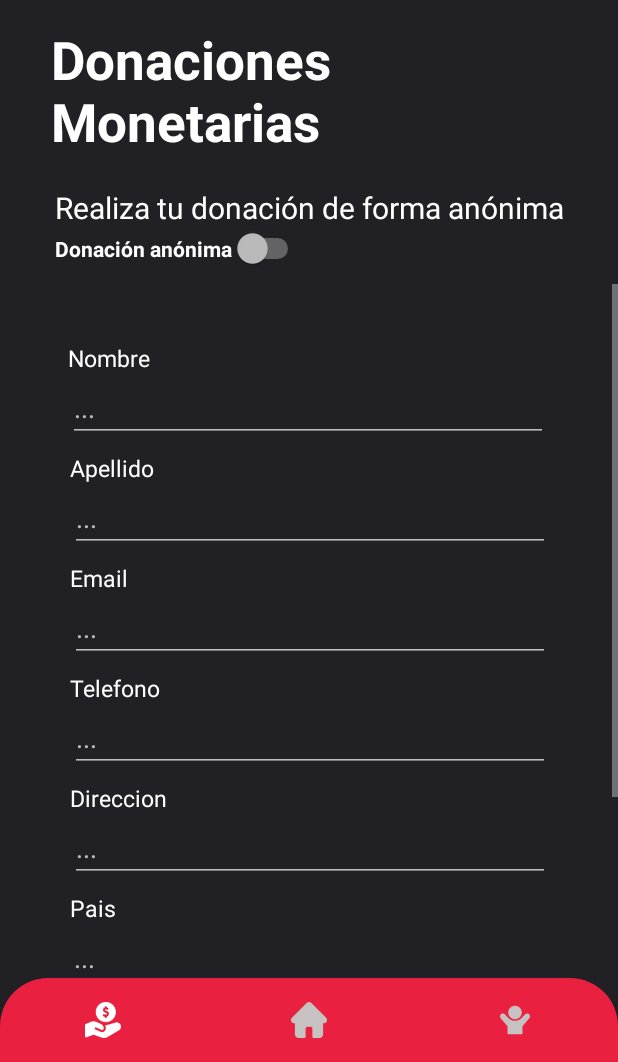
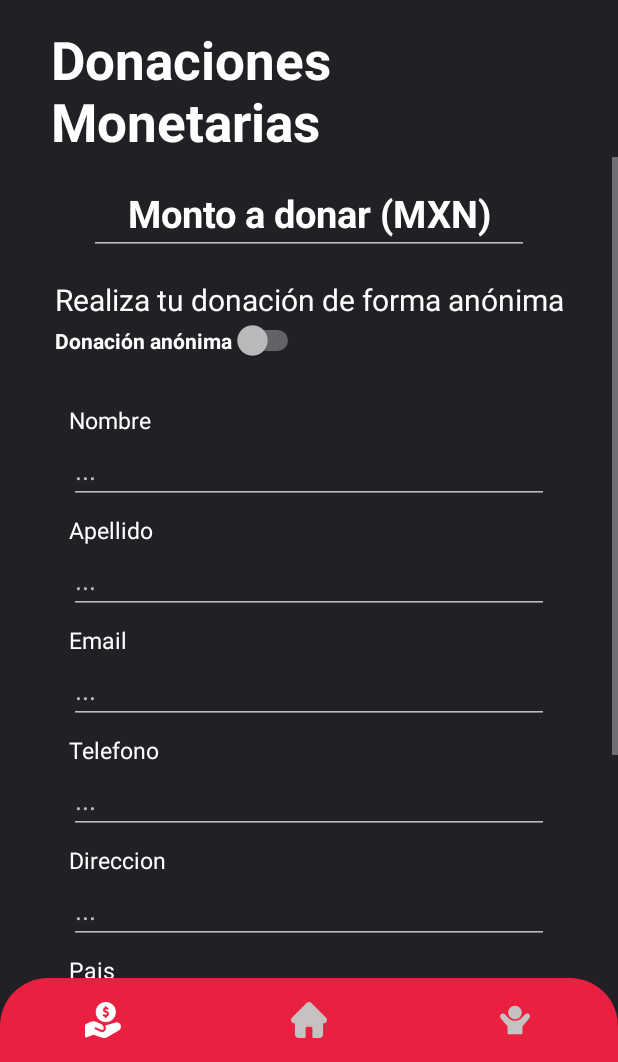
Before and after one commit to JoseTobon/BAMX, an Android app: the fragment MonetariasFragment placed in its activity, on a phone screen of 412 x 824 dp, the part 174-1236 px from its top. Run offline under Robolectric (Android 15) with nearby library versions, the phone set to English and light mode, and no system bars; our stand-ins replace Firebase (no records; nobody signed in at launch, a user with empty details on screens opened directly).

Commit message:
fragmentos donaciones funcionando a BD

```diff
--- a/app/src/main/java/mx/itesm/bamx/MonetariasFragment.kt
+++ b/app/src/main/java/mx/itesm/bamx/MonetariasFragment.kt
@@ -12,22 +12,31 @@ import androidx.core.view.isVisible
 import com.google.firebase.firestore.CollectionReference
 import com.google.firebase.firestore.ktx.firestore
 import com.google.firebase.ktx.Firebase
-import mx.itesm.bamx.databinding.FragmentMonetariasBinding
+//import mx.itesm.bamx.databinding.FragmentMonetariasBinding
 import org.w3c.dom.Text
 
 class MonetariasFragment : Fragment() {
 
+    lateinit var monto : EditText
+
+    lateinit var nombreTxt : TextView
     lateinit var nombre : EditText
+    lateinit var apellidoTxt : TextView
     lateinit var apellido : EditText
+    lateinit var direccionTxt : TextView
     lateinit var direccion : EditText
+    lateinit var correoTxt : TextView
     lateinit var correo : EditText
+    lateinit var telefonoTxt : TextView
     lateinit var telefono : EditText
+    lateinit var paisTxt : TextView
     lateinit var pais : EditText
 
     lateinit var boton : Button
+    lateinit var botonOut : Button
     lateinit var toggle : Switch
 
-    lateinit var formulario : ScrollView
+    //lateinit var formulario : ScrollView
 
     var vacio = false
 
@@ -36,28 +45,104 @@ class MonetariasFragment : Fragment() {
         savedInstanceState: Bundle?
     ): View? {
 
-        val bind = FragmentMonetariasBinding.inflate(layoutInflater)
-        var view = inflater.inflate(R.layout.fragment_monetarias, container, false)
+        //val bind = FragmentMonetariasBinding.inflate(layoutInflater)
+        val view = inflater.inflate(R.layout.fragment_monetarias, container, false)
 
+        monto = view.findViewById(R.id.montoDE)
+
+        nombreTxt = view.findViewById(R.id.textView9)
         nombre = view.findViewById(R.id.nombreDM)
+        apellidoTxt = view.findViewById(R.id.textView10)
         apellido = view.findViewById(R.id.apellidoDM)
+        direccionTxt = view.findViewById(R.id.textView13)
         direccion = view.findViewById(R.id.direccionDM)
+        correoTxt = view.findViewById(R.id.textView11)
         correo = view.findViewById(R.id.correoDM)
+        telefonoTxt = view.findViewById(R.id.textView12)
         telefono = view.findViewById(R.id.telefonoDM)
+        paisTxt = view.findViewById(R.id.textView14)
         pais = view.findViewById(R.id.paisDM)
 
         boton = view.findViewById(R.id.enviarDM)
+        botonOut = view.findViewById(R.id.botonOut)
         toggle = view.findViewById(R.id.donAnon)
 
-        formulario = view.findViewById(R.id.scroll)
+        //formulario = view.findViewById(R.id.scroll)
+
+        botonOut.isVisible = false
 
         toggle.setOnCheckedChangeListener { _, isChecked ->
 
-            formulario.isVisible = !isChecked
+            if (isChecked) {
+                //formulario.isVisible = false
+                nombre.isVisible = false
+                nombreTxt.isVisible = false
+                apellido.isVisible = false
+                apellidoTxt.isVisible = false
+                direccion.isVisible = false
+                direccionTxt.isVisible = false
+                correo.isVisible = false
+                correoTxt.isVisible = false
+                telefono.isVisible = false
+                telefonoTxt.isVisible = false
+                pais.isVisible = false
+                paisTxt.isVisible = false
+                boton.isVisible = false
+                botonOut.isVisible = true
+            } else {
+                //formulario.isVisible = true
+                nombre.isVisible = true
+                nombreTxt.isVisible = true
+                apellido.isVisible = true
+                apellidoTxt.isVisible = true
+                direccion.isVisible = true
+                direccionTxt.isVisible = true
+                correo.isVisible = true
+                correoTxt.isVisible = true
+                telefono.isVisible = true
+                telefonoTxt.isVisible = true
+                pais.isVisible = true
+                paisTxt.isVisible = true
+                boton.isVisible = true
+                botonOut.isVisible = false
+            }
+        }
+
+        botonOut.setOnClickListener {
+            editTextVacio(monto, vacio)
+
+            val personaAnonima = hashMapOf(
+                "monto" to monto.text.toString()
+            )
+
+            if (!vacio) {
+
+                val coleccion : CollectionReference = Firebase.firestore.collection("donantesAnonimos")
+
+                val taskAdd = coleccion.add(personaAnonima)
+
+                taskAdd.addOnSuccessListener { documentReference ->
+
+                    Toast.makeText(activity,"id ${documentReference.id}", Toast.LENGTH_SHORT).show()
+                }.addOnFailureListener { error->
+
+                    Toast.makeText(activity,"ERROR AL GUARDADO", Toast.LENGTH_SHORT).show()
+
+                    Log.e("FIRESTORE", "error: $error")
+                }
+
+                nombre.setText("")
+                apellido.setText("")
+                direccion.setText("")
+                correo.setText("")
+                telefono.setText("")
+                pais.setText("")
+            }
         }
 
         boton.setOnClickListener {
 
+            editTextVacio(monto, vacio)
             editTextVacio(nombre, vacio)
             editTextVacio(apellido, vacio)
             editTextVacio(direccion, vacio)
@@ -69,6 +154,7 @@ class MonetariasFragment : Fragment() {
 
 
             val persona = hashMapOf(
+                "monto" to monto.text.toString(),
                 "nombre" to nombre.text.toString(),
                 "apellido" to apellido.text.toString(),
                 "direccion" to direccion.text.toString(),
@@ -77,7 +163,7 @@ class MonetariasFragment : Fragment() {
                 "pais" to pais.text.toString()
             )
 
-            if (vacio == false) {
+            if (!vacio) {
 
                 val coleccion : CollectionReference = Firebase.firestore.collection("donantesMonetarios")
 
@@ -93,6 +179,7 @@ class MonetariasFragment : Fragment() {
                     Log.e("FIRESTORE", "error: $error")
                 }
 
+                monto.setText("")
                 nombre.setText("")
                 apellido.setText("")
                 direccion.setText("")
--- a/app/src/main/res/layout/fragment_especie.xml
+++ b/app/src/main/res/layout/fragment_especie.xml
@@ -165,6 +165,7 @@
                 android:layout_marginBottom="20dp"
                 android:background="@drawable/botonbordes"
                 android:text="ENVIAR"
+                android:textSize="20sp"
                 app:layout_constraintBottom_toBottomOf="parent"
                 app:layout_constraintEnd_toEndOf="parent"
                 app:layout_constraintTop_toBottomOf="@+id/mensajeDE" />
--- a/app/src/main/res/layout/fragment_monetarias.xml
+++ b/app/src/main/res/layout/fragment_monetarias.xml
@@ -22,58 +22,73 @@
         app:layout_constraintStart_toStartOf="parent"
         app:layout_constraintTop_toTopOf="parent" />
 
-    <Switch
-        android:id="@+id/donAnon"
-        android:layout_width="wrap_content"
-        android:layout_height="wrap_content"
-        android:text="Donación anónima"
-        android:textColor="@color/white"
-        android:textStyle="bold"
-        app:layout_constraintStart_toStartOf="@+id/textView15"
-        app:layout_constraintTop_toBottomOf="@+id/textView15"
-        tools:ignore="TouchTargetSizeCheck" />
-
-    <TextView
-        android:id="@+id/textView15"
-        android:layout_width="wrap_content"
-        android:layout_height="wrap_content"
-        android:layout_marginTop="20dp"
-        android:text="Realiza tu donación de forma anónima"
-        android:textColor="@color/white"
-        android:textSize="20sp"
+    <ScrollView
+        android:id="@+id/scrollParent"
+        android:layout_width="0dp"
+        android:layout_height="0dp"
+        app:layout_constraintBottom_toBottomOf="parent"
         app:layout_constraintEnd_toEndOf="parent"
+        app:layout_constraintHorizontal_bias="0.0"
         app:layout_constraintStart_toStartOf="parent"
-        app:layout_constraintTop_toBottomOf="@+id/textView" />
-
-    <ScrollView
-        android:id="@+id/scroll"
-        android:layout_width="match_parent"
-        android:layout_height="0dp"
-        android:layout_marginTop="10dp"
-        app:layout_constraintBottom_toBottomOf="parent"
-        app:layout_constraintTop_toBottomOf="@+id/donAnon"
-        app:layout_constraintVertical_bias="1.0"
-        tools:layout_editor_absoluteX="0dp">
+        app:layout_constraintTop_toBottomOf="@+id/textView"
+        app:layout_constraintVertical_bias="0.0">
 
         <androidx.constraintlayout.widget.ConstraintLayout
-            android:id="@+id/linearLayout"
+            android:id="@+id/linearLayout5"
             android:layout_width="match_parent"
             android:layout_height="match_parent">
 
+            <EditText
+                android:id="@+id/montoDE"
+                android:layout_width="wrap_content"
+                android:layout_height="wrap_content"
+                android:layout_marginTop="10dp"
+                android:ems="10"
+                android:hint="Monto a donar (MXN)"
+                android:inputType="textPersonName"
+                android:textAlignment="center"
+                android:textColorHint="@color/white"
+                android:textSize="25sp"
+                android:textStyle="bold"
+                app:layout_constraintEnd_toEndOf="parent"
+                app:layout_constraintStart_toStartOf="parent"
+                app:layout_constraintTop_toTopOf="parent" />
+
+            <TextView
+                android:id="@+id/textView15"
+                android:layout_width="wrap_content"
+                android:layout_height="wrap_content"
+                android:layout_marginTop="16dp"
+                android:text="Realiza tu donación de forma anónima"
+                android:textColor="@color/white"
+                android:textSize="20sp"
+                app:layout_constraintEnd_toEndOf="parent"
+                app:layout_constraintStart_toStartOf="parent"
+                app:layout_constraintTop_toBottomOf="@+id/montoDE" />
+
+            <Switch
+                android:id="@+id/donAnon"
+                android:layout_width="wrap_content"
+                android:layout_height="wrap_content"
+                android:text="Donación anónima"
+                android:textColor="@color/white"
+                android:textStyle="bold"
+                app:layout_constraintStart_toStartOf="@+id/textView15"
+                app:layout_constraintTop_toBottomOf="@+id/textView15"
+                tools:ignore="TouchTargetSizeCheck" />
 
             <EditText
                 android:id="@+id/nombreDM"
                 android:layout_width="320dp"
                 android:layout_height="45dp"
-                android:layout_marginTop="60dp"
+                android:layout_marginTop="50dp"
                 android:ems="10"
                 android:hint="..."
                 android:inputType="textPersonName"
                 android:textColor="@color/white"
                 app:layout_constraintEnd_toEndOf="parent"
-                app:layout_constraintHorizontal_bias="0.494"
                 app:layout_constraintStart_toStartOf="parent"
-                app:layout_constraintTop_toTopOf="parent"
+                app:layout_constraintTop_toBottomOf="@+id/donAnon"
                 tools:ignore="TouchTargetSizeCheck" />
 
             <TextView
@@ -86,75 +101,25 @@
                 app:layout_constraintBottom_toTopOf="@+id/nombreDM"
                 app:layout_constraintStart_toStartOf="@+id/nombreDM" />
 
-            <EditText
-                android:id="@+id/apellidoDM"
-                android:layout_width="320dp"
-                android:layout_height="45dp"
-                android:layout_marginTop="28dp"
-                android:ems="10"
-                android:hint="..."
-                android:inputType="textPersonName"
-                app:layout_constraintEnd_toEndOf="parent"
-                app:layout_constraintHorizontal_bias="0.505"
-                app:layout_constraintStart_toStartOf="parent"
-                app:layout_constraintTop_toBottomOf="@+id/nombreDM"
-                tools:ignore="TouchTargetSizeCheck" />
+            <TextView
+                android:id="@+id/textView14"
+                android:layout_width="wrap_content"
+                android:layout_height="wrap_content"
+                android:text="Pais"
+                android:textColor="@color/white"
+                android:textSize="15dp"
+                app:layout_constraintBottom_toTopOf="@+id/paisDM"
+                app:layout_constraintStart_toStartOf="@+id/paisDM" />
 
-            <EditText
-                android:id="@+id/correoDM"
-                android:layout_width="320dp"
-                android:layout_height="45dp"
-                android:layout_marginTop="28dp"
-                android:ems="10"
-                android:hint="..."
-                android:inputType="textPersonName"
-                app:layout_constraintEnd_toEndOf="parent"
-                app:layout_constraintHorizontal_bias="0.505"
-                app:layout_constraintStart_toStartOf="parent"
-                app:layout_constraintTop_toBottomOf="@+id/apellidoDM"
-                tools:ignore="TouchTargetSizeCheck" />
-
-            <EditText
-                android:id="@+id/telefonoDM"
-                android:layout_width="320dp"
-                android:layout_height="45dp"
-                android:layout_marginTop="28dp"
-                android:ems="10"
-                android:hint="..."
-                android:inputType="textPersonName"
-                app:layout_constraintEnd_toEndOf="parent"
-                app:layout_constraintHorizontal_bias="0.505"
-                app:layout_constraintStart_toStartOf="parent"
-                app:layout_constraintTop_toBottomOf="@+id/correoDM"
-                tools:ignore="TouchTargetSizeCheck" />
-
-            <EditText
-                android:id="@+id/direccionDM"
-                android:layout_width="320dp"
-                android:layout_height="45dp"
-                android:layout_marginTop="28dp"
-                android:ems="10"
-                android:hint="..."
-                android:inputType="textPersonName"
-                app:layout_constraintEnd_toEndOf="parent"
-                app:layout_constraintHorizontal_bias="0.505"
-                app:layout_constraintStart_toStartOf="parent"
-                app:layout_constraintTop_toBottomOf="@+id/telefonoDM"
-                tools:ignore="TouchTargetSizeCheck" />
-
-            <EditText
-                android:id="@+id/paisDM"
-                android:layout_width="320dp"
-                android:layout_height="45dp"
-                android:layout_marginTop="28dp"
-                android:ems="10"
-                android:hint="..."
-                android:inputType="textPersonName"
-                app:layout_constraintEnd_toEndOf="parent"
-                app:layout_constraintHorizontal_bias="0.494"
-                app:layout_constraintStart_toStartOf="parent"
-                app:layout_constraintTop_toBottomOf="@+id/direccionDM"
-                tools:ignore="TouchTargetSizeCheck" />
+            <TextView
+                android:id="@+id/textView13"
+                android:layout_width="wrap_content"
+                android:layout_height="wrap_content"
+                android:text="Direccion"
+                android:textColor="@color/white"
+                android:textSize="15dp"
+                app:layout_constraintBottom_toTopOf="@+id/direccionDM"
+                app:layout_constraintStart_toStartOf="@+id/direccionDM" />
 
             <TextView
                 android:id="@+id/textView10"
@@ -176,6 +141,58 @@
                 app:layout_constraintBottom_toTopOf="@+id/correoDM"
                 app:layout_constraintStart_toStartOf="@+id/correoDM" />
 
+            <EditText
+                android:id="@+id/correoDM"
+                android:layout_width="320dp"
+                android:layout_height="45dp"
+                android:layout_marginTop="28dp"
+                android:ems="10"
+                android:hint="..."
+                android:inputType="textEmailAddress"
+                app:layout_constraintEnd_toEndOf="parent"
+                app:layout_constraintStart_toStartOf="parent"
+                app:layout_constraintTop_toBottomOf="@+id/apellidoDM"
+                tools:ignore="TouchTargetSizeCheck" />
+
+            <EditText
+                android:id="@+id/telefonoDM"
+                android:layout_width="320dp"
+                android:layout_height="45dp"
+                android:layout_marginTop="28dp"
+                android:ems="10"
+                android:hint="..."
+                android:inputType="phone"
+                app:layout_constraintEnd_toEndOf="parent"
+                app:layout_constraintStart_toStartOf="parent"
+                app:layout_constraintTop_toBottomOf="@+id/correoDM"
+                tools:ignore="TouchTargetSizeCheck" />
+
+            <EditText
+                android:id="@+id/direccionDM"
+                android:layout_width="320dp"
+                android:layout_height="45dp"
+                android:layout_marginTop="28dp"
+                android:ems="10"
+                android:hint="..."
+                android:inputType="textPostalAddress"
+                app:layout_constraintEnd_toEndOf="parent"
+                app:layout_constraintStart_toStartOf="parent"
+                app:layout_constraintTop_toBottomOf="@+id/telefonoDM"
+                tools:ignore="TouchTargetSizeCheck" />
+
+            <EditText
+                android:id="@+id/paisDM"
+                android:layout_width="320dp"
+                android:layout_height="45dp"
+                android:layout_marginTop="28dp"
+                android:ems="10"
+                android:hint="..."
+                android:inputType="text"
+                app:layout_constraintEnd_toEndOf="parent"
+                app:layout_constraintStart_toStartOf="parent"
+                app:layout_constraintTop_toBottomOf="@+id/direccionDM"
+                tools:ignore="TouchTargetSizeCheck" />
+
             <TextView
                 android:id="@+id/textView12"
                 android:layout_width="wrap_content"
@@ -186,26 +203,18 @@
                 app:layout_constraintBottom_toTopOf="@+id/telefonoDM"
                 app:layout_constraintStart_toStartOf="@+id/telefonoDM" />
 
-            <TextView
-                android:id="@+id/textView13"
-                android:layout_width="wrap_content"
-                android:layout_height="wrap_content"
-                android:text="Direccion"
-                android:textColor="@color/white"
-                android:textSize="15dp"
-                app:layout_constraintBottom_toTopOf="@+id/direccionDM"
-                app:layout_constraintStart_toStartOf="@+id/direccionDM" />
-
-            <TextView
-                android:id="@+id/textView14"
-                android:layout_width="wrap_content"
-                android:layout_height="wrap_content"
-                android:layout_marginStart="1dp"
-                android:text="Pais"
-                android:textColor="@color/white"
-                android:textSize="15dp"
-                app:layout_constraintBottom_toTopOf="@+id/paisDM"
-                app:layout_constraintStart_toStartOf="@+id/paisDM" />
+            <EditText
+                android:id="@+id/apellidoDM"
+                android:layout_width="320dp"
+                android:layout_height="45dp"
+                android:layout_marginTop="28dp"
+                android:ems="10"
+                android:hint="..."
+                android:inputType="textPersonName"
+                app:layout_constraintEnd_toEndOf="parent"
+                app:layout_constraintStart_toStartOf="parent"
+                app:layout_constraintTop_toBottomOf="@+id/nombreDM"
+                tools:ignore="TouchTargetSizeCheck" />
 
             <Button
                 android:id="@+id/enviarDM"
@@ -215,13 +224,23 @@
                 android:layout_marginEnd="20dp"
                 android:layout_marginBottom="20dp"
                 android:background="@drawable/botonbordes"
-                android:onClick="registrarDatos"
                 android:text="DONAR"
                 android:textSize="20sp"
                 app:layout_constraintBottom_toBottomOf="parent"
                 app:layout_constraintEnd_toEndOf="parent"
                 app:layout_constraintTop_toBottomOf="@+id/paisDM" />
 
+            <Button
+                android:id="@+id/botonOut"
+                android:layout_width="226dp"
+                android:layout_height="54dp"
+                android:layout_marginTop="30dp"
+                android:layout_marginEnd="20dp"
+                android:background="@drawable/botonbordes"
+                android:text="DONAR"
+                android:textSize="20sp"
+                app:layout_constraintEnd_toEndOf="parent"
+                app:layout_constraintTop_toBottomOf="@+id/donAnon" />
         </androidx.constraintlayout.widget.ConstraintLayout>
     </ScrollView>
 
```
Also changed, not shown: app/src/main/java/mx/itesm/bamx/EspecieFragment.kt (+9 -3 lines).
